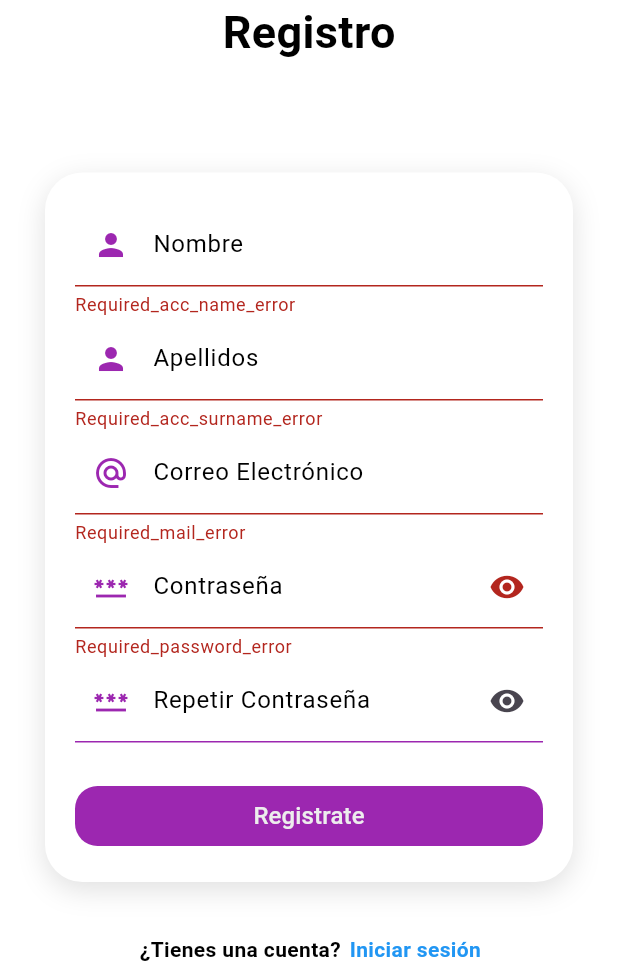
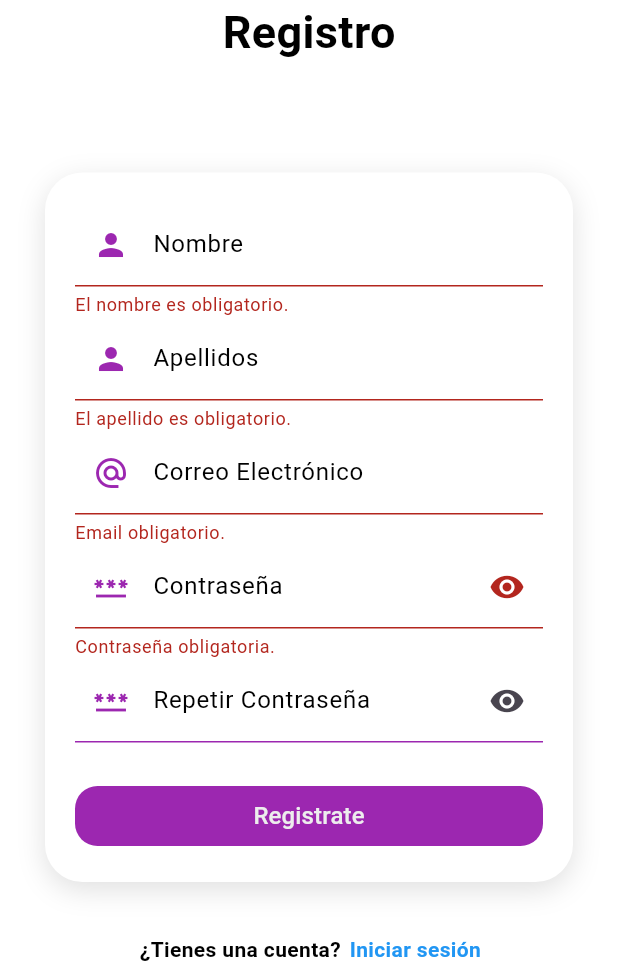
Before and after one commit to TheCarlitosYT/inforas, a Flutter app: the RegisterScreen screen opened by its route, after a tap on "Registrate", on a phone screen of 412 x 824 dp, the part 270-1236 px from its top. Run offline on Flutter 3.47's test engine with Material 3 defaults, Android fonts, the phone set to English and light mode, and no system bars; our stand-ins replace flutter_secure_storage, form_field_validator, get, iconsax, syncfusion_flutter_calendar; accounts and stored records are empty.

Commit message:
Final commit.

```diff
--- a/lib/screens/login_screen.dart
+++ b/lib/screens/login_screen.dart
@@ -64,12 +64,12 @@ class _LogInFormState extends State<LogInForm> {
   bool _loginError = false;
 
   final emailValidator = MultiValidator([
-    RequiredValidator(errorText: 'Required_mail_error'),
-    EmailValidator(errorText: 'Invalid_mail_error')
+    RequiredValidator(errorText: 'El Email es obligatorio'),
+    EmailValidator(errorText: 'El formato del email es incorrecto'),
   ]);
 
   final passwordValidator = MultiValidator([
-    RequiredValidator(errorText: 'Required_password_error'),
+    RequiredValidator(errorText: 'La contraseña es obligatoria'),
   ]);
 
   @override
--- a/lib/screens/register_screen.dart
+++ b/lib/screens/register_screen.dart
@@ -68,36 +68,36 @@ class _RegisterFormState extends State<RegisterForm> {
   final nameValidator = MultiValidator([
     RequiredValidator(
         errorText:
-            'Required_acc_name_error'),
+            'El nombre es obligatorio.'),
     MaxLengthValidator(30,
-        errorText: 'Very_long_acc_name_error')
+        errorText: 'El nombre es demasiado largo')
   ]);
 
   final surnameValidator = MultiValidator([
     RequiredValidator(
         errorText:
-             "Required_acc_surname_error"),
+             "El apellido es obligatorio."),
     MaxLengthValidator(50,
-        errorText: 'Very_long_acc_surname_error')
+        errorText: 'El nombre es demasiado largo')
   ]);
 
   final emailValidator = MultiValidator([
     RequiredValidator(
         errorText:
-            'Required_mail_error'),
+            'Email obligatorio.'),
     EmailValidator(
-        errorText: 'Invalid_mail_error')
+        errorText: 'El formato del email no es correcto.'),
   ]);
 
   final passwordValidator = MultiValidator([
     RequiredValidator(
         errorText:
-            'Required_password_error'),
+            'Contraseña obligatoria.'),
     MinLengthValidator(6,
-        errorText: 'Very_Short_password_error'),
+        errorText: 'Contraseña demasiado corta.'),
     PatternValidator(r'^(?=.*?[0-9])(?=.*?[!@#\$&*~]).{6,}$',
         errorText:
-             'Invalid_Password_Format_error'),
+             'Formato de contraseña inválido (Debe contener al menos un número y un caracter especial)'),
   ]);
 
   @override
@@ -247,7 +247,7 @@ class _RegisterFormState extends State<RegisterForm> {
           print('Contraseñas hacen Match');
           usuarioService.registerClient(data).then((value) {
             print('Usuario creado correctamente');
-            SuccessPopup(title: 'Account_Created_Successfully_Text') //Cuenta creada con exito
+            SuccessPopup(title: 'Se ha creado la cuenta correctamente')
                 .showSuccessPopup(context);
             Navigator.pushNamed(context, '/login');
           }).catchError((error) {
--- a/lib/screens/userScreen.dart
+++ b/lib/screens/userScreen.dart
@@ -46,9 +46,12 @@ class UserScreen extends StatelessWidget {
         ),
         SizedBox(height: 20),
         Text(
-          '¡Bienvenido/a! User',
+          '¡Bienvenido/a! ${LoginService.usuario.nombre}',
           style: TextStyle(fontSize: 18),
         ),
+        Text(
+          'Su email: ${LoginService.usuario.username}',
+        )
       ],
     );
   }
--- a/lib/services/documento_service.dart
+++ b/lib/services/documento_service.dart
@@ -62,7 +62,7 @@ class DocumentoService extends ChangeNotifier {
 
   Future<List<Documento>> getDocumentosCliente() async {
     try {
-      final jsonData = await InforasProvider.getJsonData('/clientes/${LoginService.usuario.id}/documentos');
+      final jsonData = await InforasProvider.getJsonData('/usuarios/${LoginService.usuario.id}/documentos');
       List<Documento> listaDocumentos = jsonData.map((json) => Documento.fromJson(json)).toList();
       listaDocumentos.forEach((documento) => print(documento));
       notifyListeners();
```
